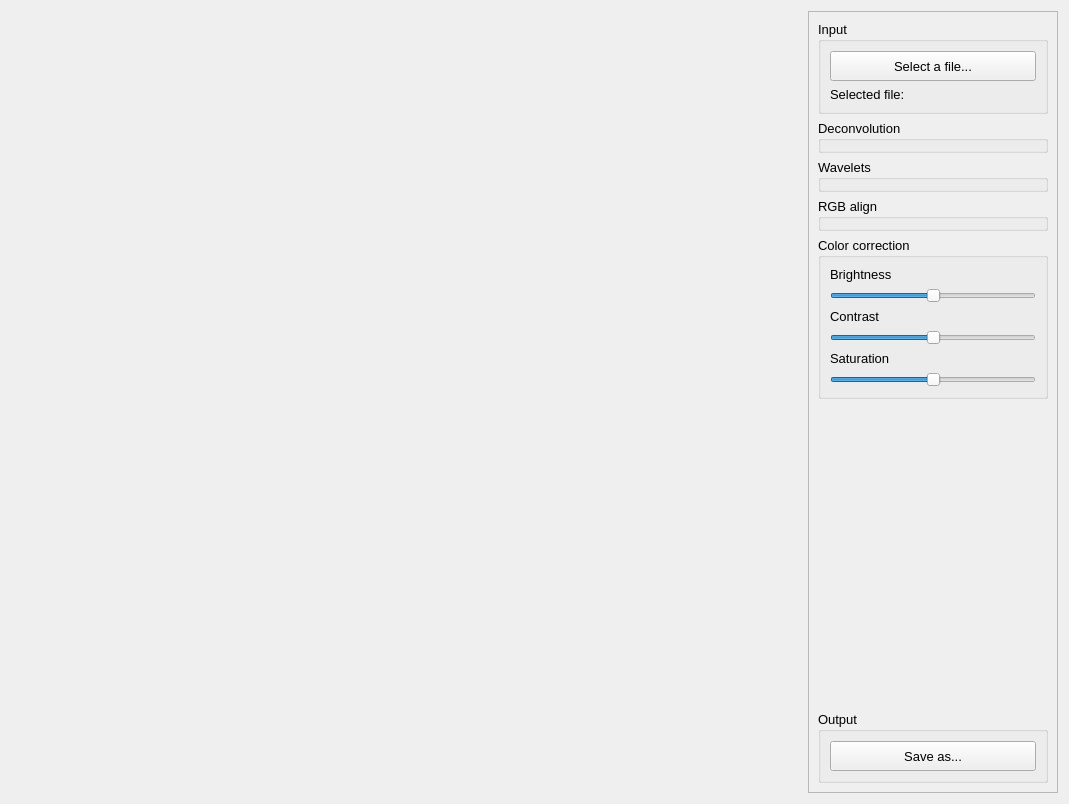
Old version of the form source/widgets/processpage/processpage.ui in the repository aiphae/proxima.
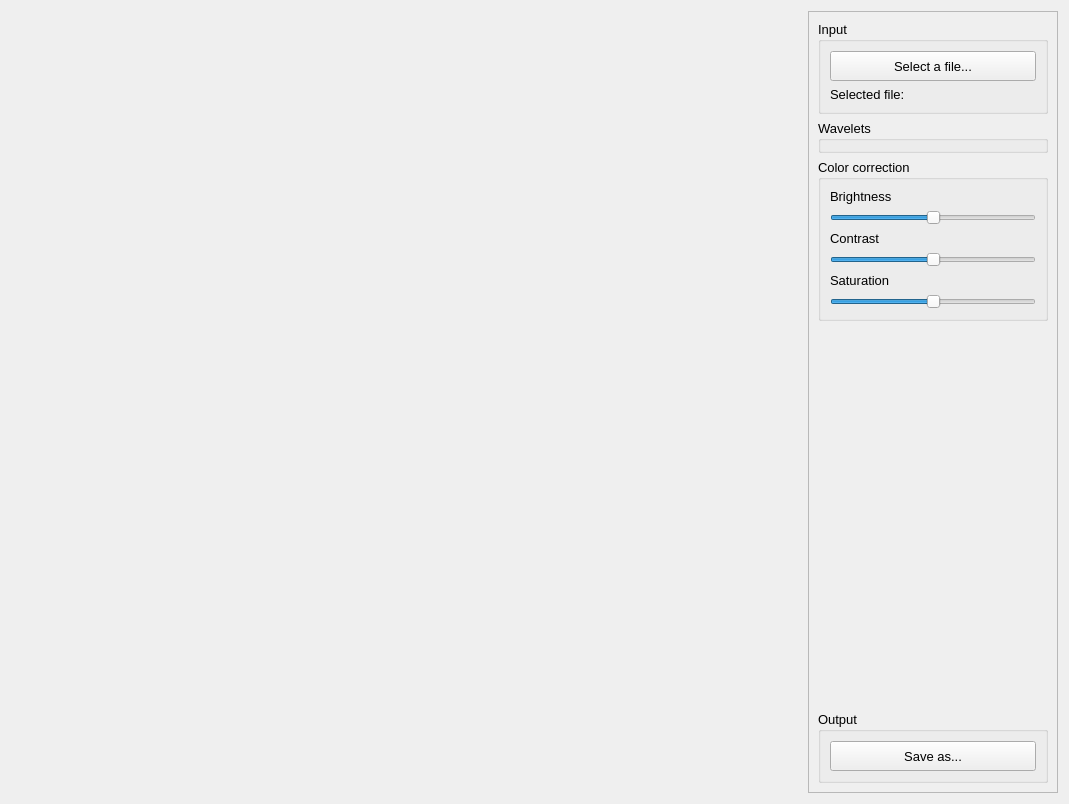
New version of the form.

The edit to the form file:
```diff
--- a/source/widgets/processpage/processpage.ui
+++ b/source/widgets/processpage/processpage.ui
@@ -77,23 +77,12 @@
        </widget>
       </item>
       <item>
-       <widget class="QGroupBox" name="groupBox_4">
-        <property name="title">
-         <string>Deconvolution</string>
-        </property>
-       </widget>
-      </item>
-      <item>
-       <widget class="QGroupBox" name="groupBox_5">
+       <widget class="QGroupBox" name="waveletsGroupBox">
         <property name="title">
          <string>Wavelets</string>
         </property>
-       </widget>
-      </item>
-      <item>
-       <widget class="QGroupBox" name="groupBox_6">
-        <property name="title">
-         <string>RGB align</string>
+        <property name="flat">
+         <bool>true</bool>
         </property>
        </widget>
       </item>
@@ -102,6 +91,9 @@
         <property name="title">
          <string>Color correction</string>
         </property>
+        <property name="flat">
+         <bool>true</bool>
+        </property>
         <layout class="QVBoxLayout" name="verticalLayout_2">
          <item>
           <widget class="QLabel" name="label_4">
```
Left out of the diff: 37 changed lines with no effect on the pictures.
